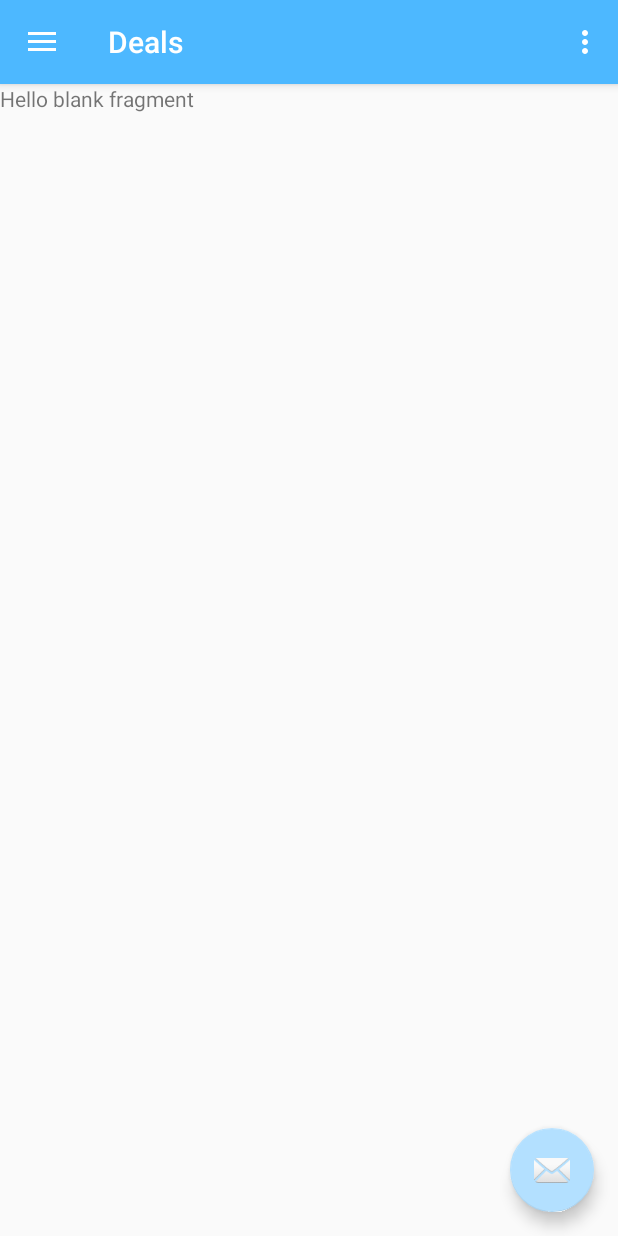
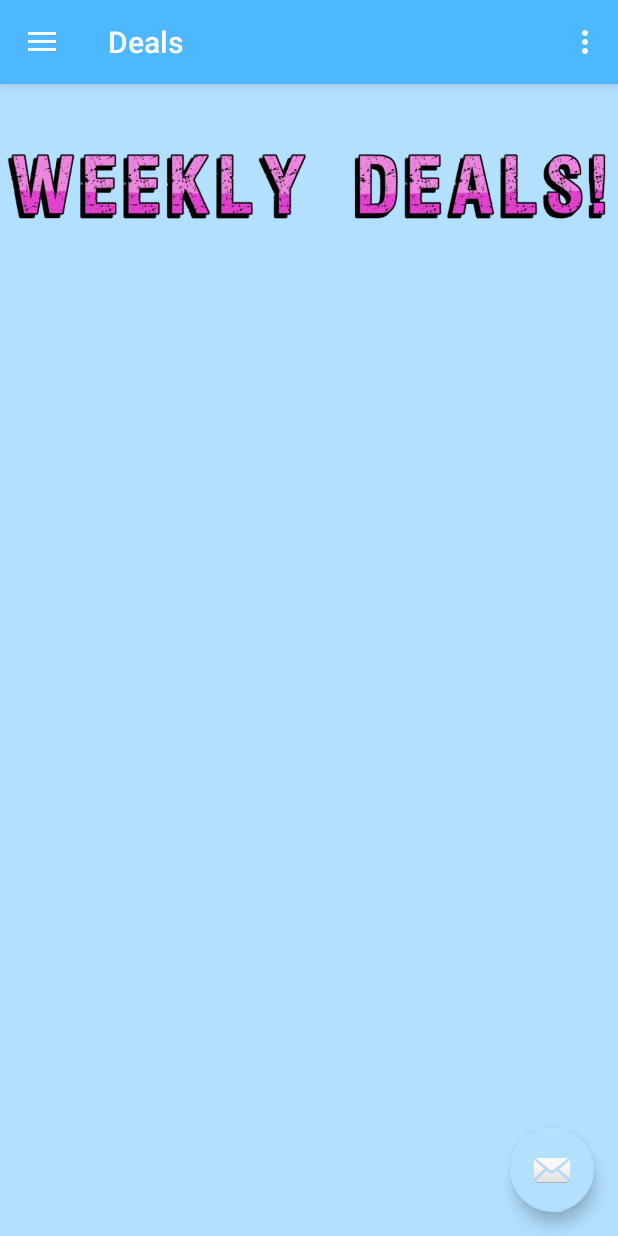
Before and after one commit to najiblitz/Android2FinalProject, an Android app: the screen it shows after launch (MainActivity), in the side drawer, after a tap on "Deals", on a phone screen of 412 x 824 dp. Run offline under Robolectric (Android 15) with nearby library versions, the phone set to English and light mode, and no system bars; our stand-ins replace navigation-ui.

Commit message:
Update Deals Page

```diff
--- a/app/src/main/res/layout/fragment_deals.xml
+++ b/app/src/main/res/layout/fragment_deals.xml
@@ -1,14 +1,17 @@
 <?xml version="1.0" encoding="utf-8"?>
-<FrameLayout xmlns:android="http://schemas.android.com/apk/res/android"
+<LinearLayout xmlns:android="http://schemas.android.com/apk/res/android"
+    xmlns:app="http://schemas.android.com/apk/res-auto"
     xmlns:tools="http://schemas.android.com/tools"
     android:layout_width="match_parent"
     android:layout_height="match_parent"
+    android:orientation="vertical"
+    android:background="@color/colorAccent"
     tools:context=".DealsFragment">
 
-    <!-- TODO: Update blank fragment layout -->
-    <TextView
+    <ImageView
+        android:id="@+id/imageView3"
         android:layout_width="match_parent"
-        android:layout_height="match_parent"
-        android:text="@string/hello_blank_fragment" />
+        android:layout_height="wrap_content"
+        android:src="@drawable/weeklydeals" />
 
-</FrameLayout>
+</LinearLayout>
```
